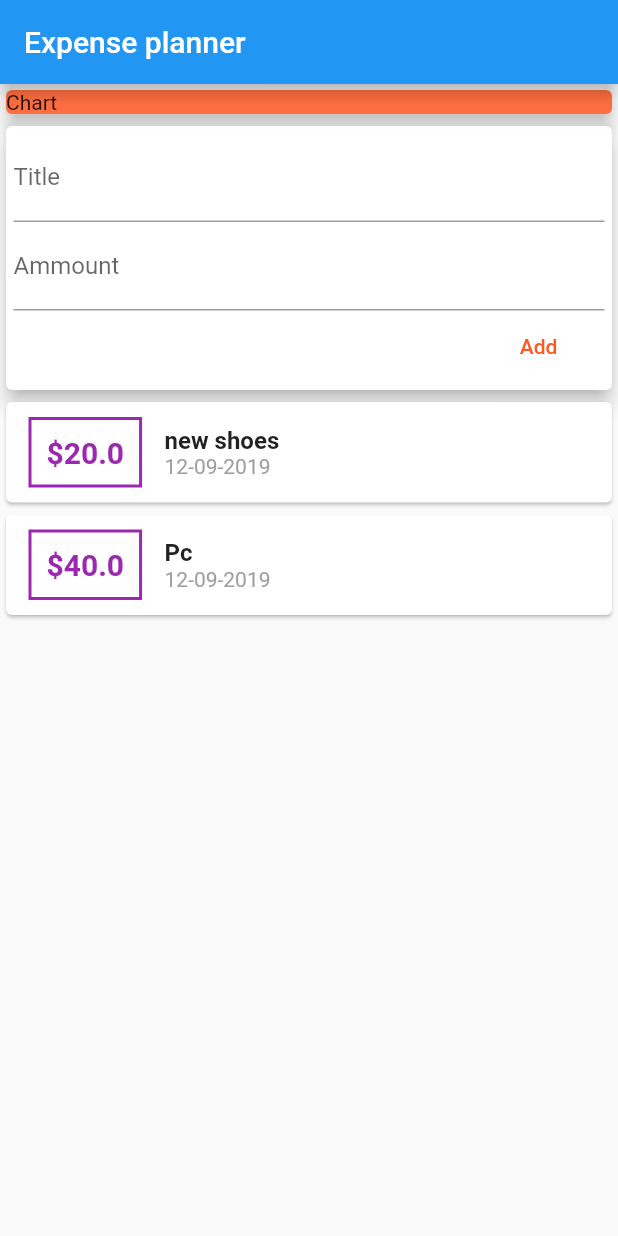
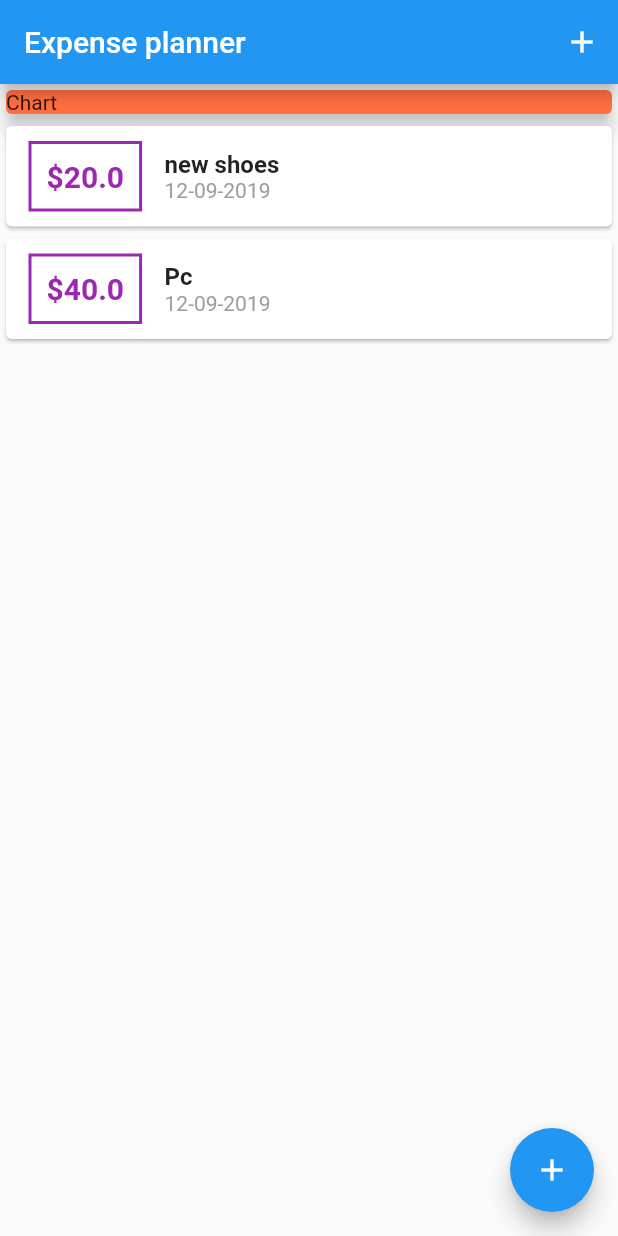
Before and after one commit to rLukes/expense_planner, a Flutter app: the screen it shows after launch, on a phone screen of 412 x 824 dp. Run offline on Flutter 3.47's test engine with Material 2 defaults, Android fonts, the phone set to English and light mode, and no system bars.

```diff
--- a/lib/main.dart
+++ b/lib/main.dart
@@ -1,4 +1,6 @@
-import './widgets/user_transaction.dart';
+import './widgets/new_transaction.dart';
+import './model/transaction.dart';
+import './widgets/transactions_list.dart';
 import 'package:flutter/material.dart';
 
 void main() => runApp(ExpensePlannerApp());
@@ -13,14 +15,35 @@ class ExpensePlannerApp extends StatelessWidget {
   }
 }
 
-class ExpensePlannerHomePage extends StatelessWidget {
+class ExpensePlannerHomePage extends StatefulWidget {
+  @override
+  _ExpensePlannerHomePageState createState() => _ExpensePlannerHomePageState();
+}
+
+class _ExpensePlannerHomePageState extends State<ExpensePlannerHomePage> {
   String titleInput;
+
+  final List<Transaction> _userTransactions = [
+    Transaction(
+        id: 't1', title: "new shoes", amount: 20.0, date: DateTime.now()),
+    Transaction(id: 't2', title: "Pc", amount: 40.0, date: DateTime.now())
+  ];
+
+  void _addNewTransaction(String txTitle, double amount){
+    final newTx = Transaction(title: txTitle, amount: amount, date: DateTime.now(),id: DateTime.now().toString());
+    setState(() {
+      this._userTransactions.add(newTx);
+    });
+  }
 
   @override
   Widget build(BuildContext context) {
     return Scaffold(
         appBar: AppBar(
           title: Text('Expense planner'),
+          actions: <Widget>[
+            IconButton(icon: Icon(Icons.add),onPressed: ()=> _startAddNewTransaction (context),)
+          ],
         ),
         body: Column(
           //  mainAxisAlignment: MainAxisAlignment.start,
@@ -34,8 +57,19 @@ class ExpensePlannerHomePage extends StatelessWidget {
                 elevation: 5,
               ),
             ),
-            UserTransaction()
+            Transactions(this._userTransactions)
           ],
-        ));
+        ),
+        floatingActionButton: FloatingActionButton(
+        child: Icon(Icons.add),
+      onPressed: ()=> _startAddNewTransaction (context),
+    ),
+    );
+  }
+
+  void _startAddNewTransaction(BuildContext ctx){
+    showModalBottomSheet(context: ctx, builder: (bCtx){
+      return NewTransaction(_addNewTransaction);
+    });
   }
 }
--- a/lib/widgets/user_transaction.dart
+++ /dev/null
@@ -1,34 +0,0 @@
-import 'package:flutter/material.dart';
-import '../widgets/transactions_list.dart';
-import '../widgets/new_transaction.dart';
-import '../model/transaction.dart';
-
-class UserTransaction extends StatefulWidget {
-  @override
-  _UserTransactionState createState() => _UserTransactionState();
-}
-
-class _UserTransactionState extends State<UserTransaction> {
-  final List<Transaction> _userTransactions = [
-    Transaction(
-        id: 't1', title: "new shoes", amount: 20.0, date: DateTime.now()),
-    Transaction(id: 't2', title: "Pc", amount: 40.0, date: DateTime.now())
-  ];
-
-  @override
-  Widget build(BuildContext context) {
-    return Column(
-      children: <Widget>[
-        NewTransaction(_addNewTransaction),
-        Transactions(this._userTransactions),
-      ],
-    );
-  }
-
-  void _addNewTransaction(String txTitle, double amount){
-    final newTx = Transaction(title: txTitle, amount: amount, date: DateTime.now(),id: DateTime.now().toString());
-    setState(() {
-      this._userTransactions.add(newTx);
-    });
-  }
-}
```
Also changed, not shown: lib/widgets/new_transaction.dart (+7 -3 lines).
